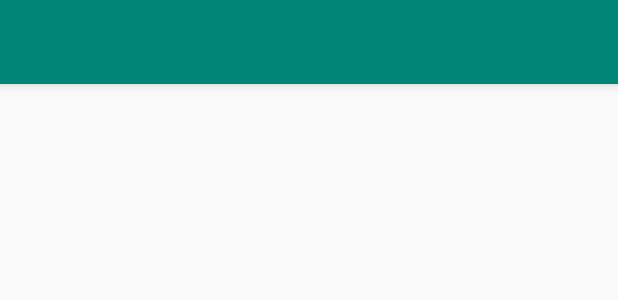
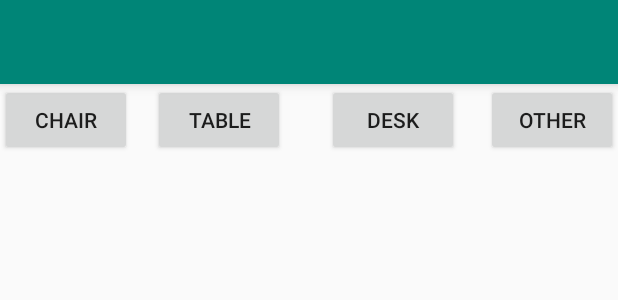
Before and after one commit to ramseyzhan/AR-Furniture-Android, an Android app: the layout activity_home_page.xml on its own in the app's theme, with its tools: preview values and no code run, on a phone screen of 412 x 824 dp. Shown: the top 300 px of the screen. Run offline under Robolectric (Android 15) with nearby library versions, the phone set to English and light mode, and no system bars.

Commit message:
Filter system

```diff
--- a/ARFurnitureApp/app/src/main/res/layout/activity_home_page.xml
+++ b/ARFurnitureApp/app/src/main/res/layout/activity_home_page.xml
@@ -9,22 +9,75 @@
     <include
         android:id="@+id/tool_bar"
         layout="@layout/toolbar" />
+
+    <Button
+        android:id="@+id/button6"
+        android:layout_width="wrap_content"
+        android:layout_height="wrap_content"
+        android:onClick="onChair"
+        android:text="Chair"
+        app:layout_constraintStart_toStartOf="parent"
+        app:layout_constraintTop_toBottomOf="@+id/tool_bar" />
+
+    <Button
+        android:id="@+id/button7"
+        android:layout_width="wrap_content"
+        android:layout_height="wrap_content"
+        android:layout_marginStart="14dp"
+        android:layout_marginTop="56dp"
+        android:onClick="onTable"
+        android:text="Table"
+        app:layout_constraintStart_toEndOf="@+id/button6"
+        app:layout_constraintTop_toTopOf="parent" />
+
+    <Button
+        android:id="@+id/button8"
+        android:layout_width="wrap_content"
+        android:layout_height="wrap_content"
+        android:layout_marginStart="9dp"
+        android:onClick="onDesk"
+        android:text="Desk"
+        android:visibility="visible"
+        app:layout_constraintEnd_toStartOf="@+id/button9"
+        app:layout_constraintStart_toEndOf="@+id/button7"
+        app:layout_constraintTop_toBottomOf="@+id/tool_bar"
+        tools:visibility="visible" />
+
+    <Button
+        android:id="@+id/button9"
+        android:layout_width="wrap_content"
+        android:layout_height="wrap_content"
+        android:onClick="onOther"
+        android:text="Other"
+        app:layout_constraintEnd_toEndOf="parent"
+        app:layout_constraintTop_toBottomOf="@+id/tool_bar" />
+
     <androidx.recyclerview.widget.RecyclerView
+        android:id="@+id/rv"
         android:layout_width="match_parent"
         android:layout_height="match_parent"
-        android:id="@+id/rv"
+        android:visibility="visible"
         app:layoutManager="androidx.recyclerview.widget.LinearLayoutManager"
-        />
+        app:layout_constraintBottom_toBottomOf="parent"
+        app:layout_constraintEnd_toEndOf="parent"
+        app:layout_constraintHorizontal_bias="1.0"
+        app:layout_constraintStart_toStartOf="parent"
+        app:layout_constraintTop_toBottomOf="@+id/button8"
+        app:layout_constraintVertical_bias="1.0"
+        tools:visibility="visible">
+
+    </androidx.recyclerview.widget.RecyclerView>
 
     <ListView
         android:id="@+id/chattListView"
         android:layout_width="0dp"
         android:layout_height="0dp"
         app:layout_constraintBottom_toBottomOf="parent"
-        app:layout_constraintHorizontal_bias="1.0"
+        app:layout_constraintHorizontal_bias="0.0"
         app:layout_constraintLeft_toLeftOf="parent"
         app:layout_constraintRight_toRightOf="parent"
-        app:layout_constraintTop_toTopOf="parent"
-        app:layout_constraintVertical_bias="0.0" />
+        app:layout_constraintTop_toBottomOf="@+id/button8">
+
+    </ListView>
 
 </androidx.constraintlayout.widget.ConstraintLayout>
```
Also changed, not shown: ARFurnitureApp/app/src/main/java/com/bongjlee/arfurnitureapp/HomePage.java (+76 -0 lines), 4 other files.
